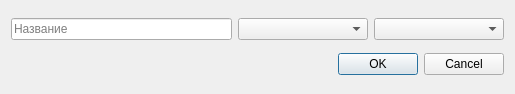
Old version of the form ui/PFCreationWindow.ui in the repository lelezard7/IESAA.
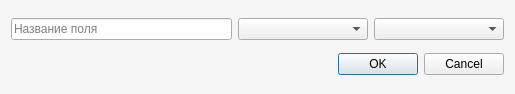
New version of the form.

```diff
--- a/ui/PFCreationWindow.ui
+++ b/ui/PFCreationWindow.ui
@@ -13,6 +13,11 @@
   <property name="windowTitle">
    <string>IESAA | Создание поля профиля</string>
   </property>
+  <property name="styleSheet">
+   <string notr="true">QDialog {
+    background-color: #f5f5f5;
+}</string>
+  </property>
   <property name="modal">
    <bool>true</bool>
   </property>
@@ -22,7 +27,7 @@
      <item>
       <widget class="QLineEdit" name="lineEdit">
        <property name="placeholderText">
-        <string>Название</string>
+        <string>Название поля</string>
        </property>
       </widget>
      </item>
```
Left out of the diff: 3 changed lines with no effect on the pictures.
